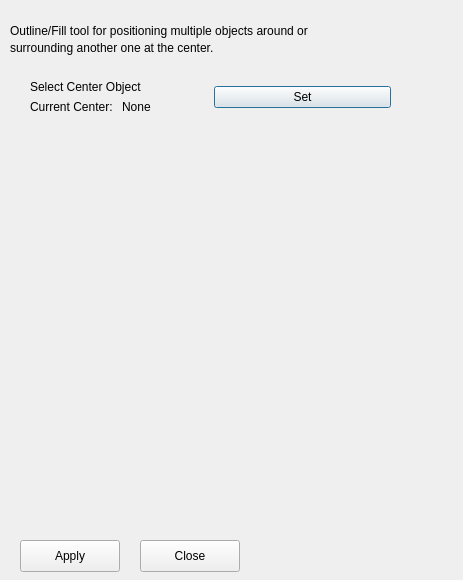
Qt form PlantGenerator/gui.ui (nMDaas/MayaPlugins) before a commit.
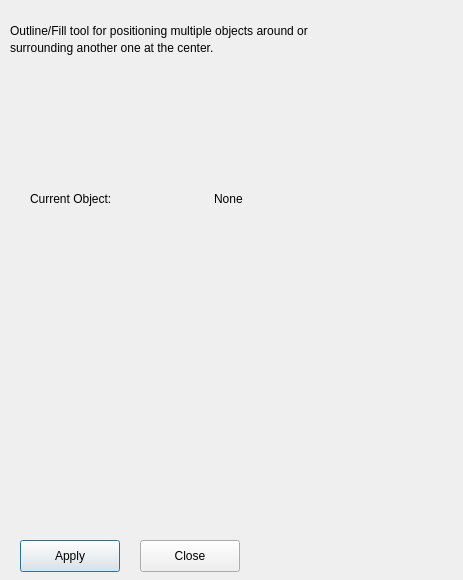
The same form after that commit.

Commit message: implemented manupilation of objects without having to use set button

What changed in the file:
```diff
--- a/PlantGenerator/gui.ui
+++ b/PlantGenerator/gui.ui
@@ -58,21 +58,13 @@
 
                 <!-- row 0 -->
                 <item row="0" column="0">
-                    <layout class="QVBoxLayout" name="verticalLayout_2">
-                        <item>
-                            <widget class="QLabel" name="label">
-                                <property name="text">
-                                    <string>Select Center Object</string>
-                                </property>
-                            </widget>
-                        </item>
-
+                    <layout class="QVBoxLayout" name="verticalLayout_2">x
                         <item>
                             <layout class="QHBoxLayout" name="horizontalLayout_4">
                                 <item>
                                     <widget class="QLabel" name="label_11">
                                         <property name="text">
-                                            <string>Current Center:</string>
+                                            <string>Current Object:</string>
                                         </property>
                                     </widget>
                                 </item>
@@ -90,13 +82,6 @@
                         </item>
                     </layout>
                 </item>
-                <item row="0" column="1">
-                    <widget class="QPushButton" name="center_button">
-                        <property name="text">
-                            <string>Set</string>
-                        </property>
-                    </widget>
-                </item>
 
                  <!-- row 12 -->
                 <item row="12" column="0">
```
The commit also changes 2 other files.
